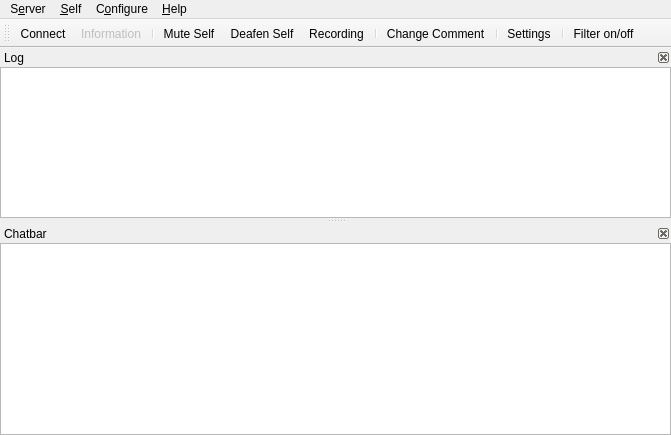
Old version of the form src/mumble/MainWindow.ui in the repository mumble-voip/mumble.
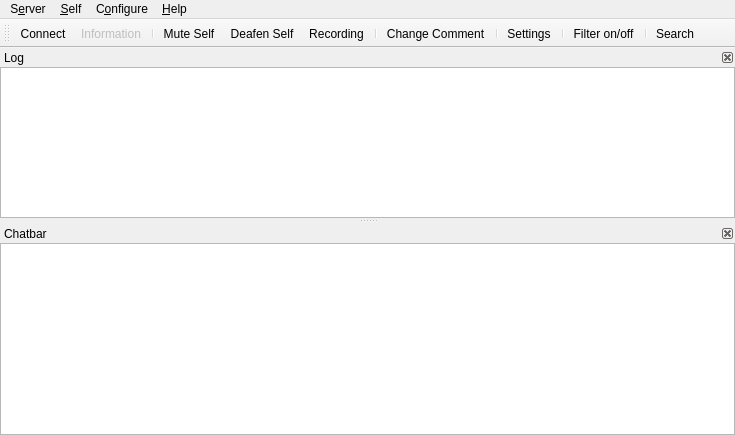
New version of the form. Icons and pictures are not drawn. Custom widgets are drawn as their Qt base class.

Commit message: FEAT(client): Search dialog

```diff
--- a/src/mumble/MainWindow.ui
+++ b/src/mumble/MainWindow.ui
@@ -6,7 +6,7 @@
    <rect>
     <x>0</x>
     <y>0</y>
-    <width>671</width>
+    <width>735</width>
     <height>435</height>
    </rect>
   </property>
@@ -47,7 +47,7 @@
     <rect>
      <x>0</x>
      <y>0</y>
-     <width>671</width>
+     <width>735</width>
      <height>32</height>
     </rect>
    </property>
@@ -185,6 +185,8 @@
    <addaction name="qaConfigDialog"/>
    <addaction name="separator"/>
    <addaction name="qaFilterToggle"/>
+   <addaction name="separator"/>
+   <addaction name="qaSearch"/>
   </widget>
   <action name="qaQuit">
    <property name="text">
@@ -980,6 +982,21 @@
     <string>Silently disables Text-To-Speech for all text messages from the user.</string>
    </property>
   </action>
+  <action name="qaSearch">
+   <property name="icon">
+    <iconset>
+     <normaloff>skin:magnifier.svg</normaloff>skin:magnifier.svg</iconset>
+   </property>
+   <property name="text">
+    <string>Search</string>
+   </property>
+   <property name="toolTip">
+    <string>Search for a user or channel (Ctrl+F)</string>
+   </property>
+   <property name="shortcut">
+    <string>Ctrl+F</string>
+   </property>
+  </action>
  </widget>
  <customwidgets>
   <customwidget>
```
The commit also changes 21 other files.
